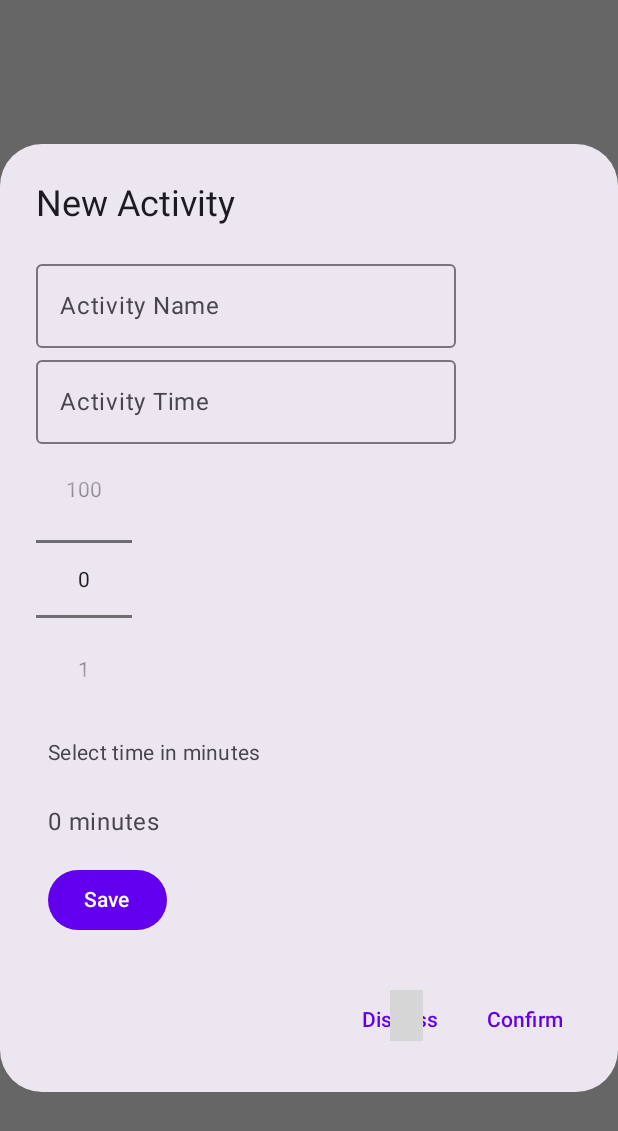
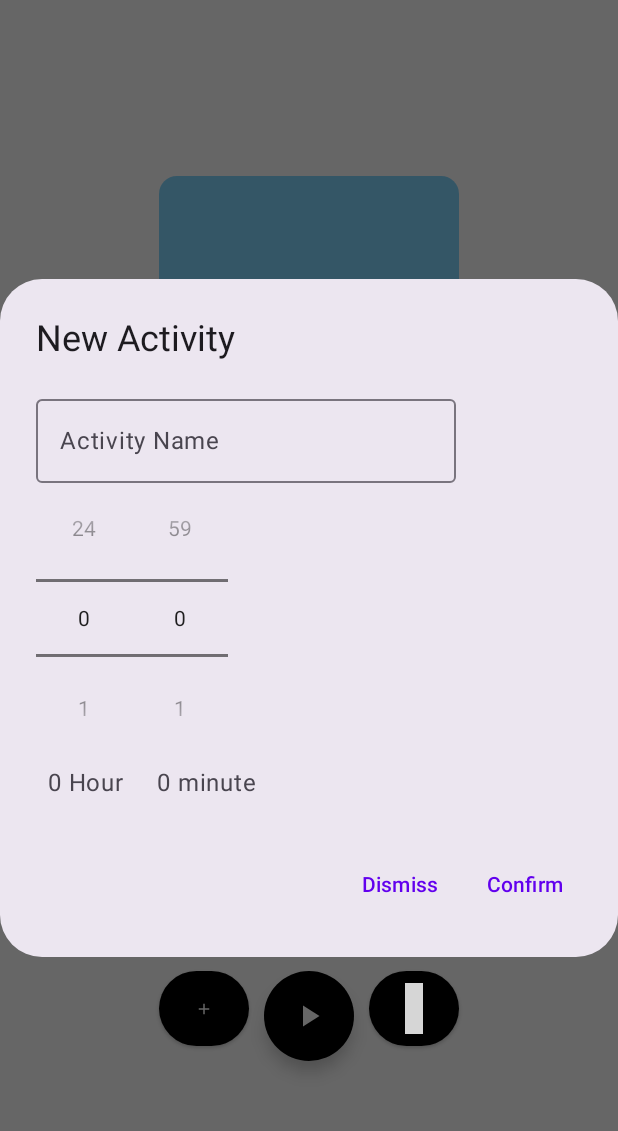
Before and after one commit to rakshith111/Time-Stack, an Android app built with Jetpack Compose: the screen it shows after launch (MainActivity), after a tap on "menu", on a phone screen of 412 x 824 dp. Shown: the top 1131 px of the screen. Run offline under Robolectric (Android 15) with nearby library versions, the phone set to English and light mode, and no system bars; 1 statement that could not run was skipped; grey boxes are pictures that could not be loaded.

Commit message:
Resume and stop the stack and some design changes

```diff
--- a/TimeStackAndroidApp/TimeStackBeta/app/src/main/java/com/example/timestackbeta/ui/AddInputDialogBox.kt
+++ b/TimeStackAndroidApp/TimeStackBeta/app/src/main/java/com/example/timestackbeta/ui/AddInputDialogBox.kt
@@ -9,8 +9,8 @@ import androidx.compose.runtime.*
 fun AddInputDialog(
     onConfirm: () -> Unit,
     onDismiss: () -> Unit,
-    activityName: String, onActivityNameChange: (String) -> Unit,
-    activityTime: String, onActivityTimeChange: (String) -> Unit){
+    activityName: String, onActivityNameChange: (String) -> Unit, onActivityTimeChange: (String) -> Unit){
+    var timeInMilli = "0"
     AlertDialog(
         onDismissRequest = {
             onDismiss()
@@ -25,17 +25,13 @@ fun AddInputDialog(
                     onValueChange = onActivityNameChange,
                     label = { Text("Activity Name") }
                 )
-                OutlinedTextField(
-                    value = activityTime,
-                    onValueChange = onActivityTimeChange,
-                    label = { Text("Activity Time") }
-                )
-                TimePicker(onTimeSelected = { println("d") })
+                TimePicker(onTimeSelected = { timeInMilli = it.toString()})
             }
         },
         confirmButton = {
             TextButton(
                 onClick = {
+                    onActivityTimeChange(timeInMilli)
                     onConfirm()
                 }
             ) {
--- a/TimeStackAndroidApp/TimeStackBeta/app/src/main/java/com/example/timestackbeta/ui/Container.kt
+++ b/TimeStackAndroidApp/TimeStackBeta/app/src/main/java/com/example/timestackbeta/ui/Container.kt
@@ -5,13 +5,19 @@ import AddInputDialog
 import android.content.Context
 import android.util.Log
 import android.widget.Toast
+import androidx.compose.animation.core.animateDpAsState
+import androidx.compose.animation.core.tween
+import androidx.compose.foundation.Image
 import androidx.compose.foundation.background
 import androidx.compose.foundation.layout.*
 import androidx.compose.foundation.lazy.LazyColumn
 import androidx.compose.foundation.lazy.itemsIndexed
+import androidx.compose.foundation.shape.CircleShape
 import androidx.compose.foundation.shape.RoundedCornerShape
 import androidx.compose.material.icons.Icons
 import androidx.compose.material.icons.filled.Add
+import androidx.compose.material.icons.filled.Face
+import androidx.compose.material.icons.filled.PlayArrow
 import androidx.compose.material3.*
 import androidx.compose.ui.Alignment
 import androidx.compose.ui.Modifier
@@ -21,7 +27,11 @@ import androidx.compose.ui.text.font.FontWeight
 import androidx.compose.ui.text.style.TextAlign
 import androidx.compose.ui.unit.dp
 import androidx.compose.runtime.*
+import androidx.compose.ui.graphics.painter.Painter
+import androidx.compose.ui.graphics.vector.ImageVector
+import androidx.compose.ui.res.painterResource
 import androidx.compose.ui.unit.sp
+import com.example.timestackbeta.R
 
 
 @Composable
@@ -31,7 +41,9 @@ fun Container(context:Context) {
     val startTime = remember { mutableStateListOf<Long>() }
     var activityName by remember { mutableStateOf("") }
     var activityTime by remember { mutableStateOf("") }
-    var openDialog by remember { mutableStateOf(false) }
+    var openDialogAdd by remember { mutableStateOf(false) }
+    var openDialogRemove by remember { mutableStateOf(false) }
+    var play by remember { mutableStateOf(false) }
     Box(
         modifier = Modifier
             .background(color = Color.White)
@@ -50,7 +62,7 @@ fun Container(context:Context) {
                         val endTime = System.currentTimeMillis()
                         val elapsedTime = endTime - startTime[index]
                         Log.i("start_time","${index + 1} $elapsedTime elapsed time ${activityNameList.size}")
-                        Loader(elapsedTime, activityTimeList[index])
+                        Loader(elapsedTime, activityTimeList[index], play)
                         Text(
                             item, textAlign = TextAlign.Center,
                             modifier = Modifier.fillMaxWidth(),
@@ -58,7 +70,7 @@ fun Container(context:Context) {
                         )
 
                         Text(
-                            "${activityTimeList[index]}",
+                            "${activityTimeList[index]} milliseconds",
                             textAlign = TextAlign.Center,
                             modifier = Modifier.fillMaxWidth(),
                             fontWeight = FontWeight.Bold
@@ -69,8 +81,8 @@ fun Container(context:Context) {
             Spacer(modifier = Modifier.size(30.dp))
             Row {
                 ElevatedButton(onClick = {
-                    openDialog = true
-                }, Modifier.size(70.dp, 50.dp), colors = ButtonDefaults.buttonColors(Color.Black)) {
+                    openDialogAdd = true
+                }, Modifier.size(60.dp, 50.dp), colors = ButtonDefaults.buttonColors(Color.Black)) {
                     Icon(
                         Icons.Filled.Add, "menu",
                         Modifier.fillMaxSize(),
@@ -78,36 +90,85 @@ fun Container(context:Context) {
                     )
                 }
 
-                Spacer(modifier = Modifier.width(60.dp))
+                Spacer(modifier = Modifier.width(10.dp))
+
+                PlayPauseButton(isPlaying = play) {
+                    play = it
+                }
+                Spacer(modifier = Modifier.width(10.dp))
                 ElevatedButton(onClick = {
-                    openDialog = true
-                }, Modifier.size(70.dp, 50.dp), colors = ButtonDefaults.buttonColors(Color.Black)) {
+                    openDialogRemove = true
+                }, Modifier.size(60.dp, 50.dp), colors = ButtonDefaults.buttonColors(Color.Black)) {
                     Text(
                         text = "-", Modifier.fillMaxHeight(),
                         Color.White,
-                        25.sp,
+                        23.sp,
                         textAlign = TextAlign.Center,
-                        fontWeight = FontWeight.ExtraBold
                     )
                 }
+
+
+            }
+
         }
     }
-    }
-    if (openDialog) {
+    when {
+        openDialogAdd -> {
             AddInputDialog(
                 onConfirm = {
                     Toast.makeText(context, "saved", Toast.LENGTH_SHORT).show()
                     activityNameList.add(activityName)
                     activityTimeList.add(activityTime.toLong())
                     startTime.add(System.currentTimeMillis())
-                for (i in startTime){
+                    startTime.forEach { i ->
                         Log.i("start_time", "$i Hello")
                     }
-                openDialog = false
+                    openDialogAdd = false
                 },
-            onDismiss = { openDialog = false },
-            activityName = activityName, onActivityNameChange = { activityName = it },
-            activityTime = activityTime, onActivityTimeChange = { activityTime = it }
+                onDismiss = { openDialogAdd = false },
+                activityName = activityName,
+                onActivityNameChange = { activityName = it },
+                onActivityTimeChange = { activityTime = it }
+            )
+        }
+        openDialogRemove -> {
+            AddInputDialog(
+                onConfirm = {
+                    Toast.makeText(context, "saved", Toast.LENGTH_SHORT).show()
+                    activityNameList.removeLast()
+                    activityTimeList.removeLast()
+                    startTime.removeLast()
+                    startTime.forEach { i ->
+                        Log.i("start_time", "$i Hello remove")
+                    }
+                    openDialogRemove = false
+                },
+                onDismiss = { openDialogRemove = false },
+                activityName = activityName,
+                onActivityNameChange = { activityName = it },
+                onActivityTimeChange = { activityTime = it }
             )
         }
     }
+}
+@Composable
+fun PlayPauseButton(
+    isPlaying: Boolean,
+    onClick: (Boolean) -> Unit
+) {
+    FloatingActionButton(onClick = {
+        onClick(!isPlaying)},
+        shape = CircleShape,
+        containerColor = Color.Black,
+        modifier = Modifier.size(60.dp)) {
+        if(isPlaying){
+            Icon(painter = painterResource(id = R.drawable.baseline_stop_24),
+                contentDescription = "Stop", tint = Color.White)
+
+        } else{
+            Icon(imageVector = Icons.Filled.PlayArrow,
+                contentDescription = "Play",
+                tint = Color.White)
+        }
+    }
+}
--- a/TimeStackAndroidApp/TimeStackBeta/app/src/main/java/com/example/timestackbeta/ui/NumberPicker.kt
+++ b/TimeStackAndroidApp/TimeStackBeta/app/src/main/java/com/example/timestackbeta/ui/NumberPicker.kt
@@ -1,6 +1,5 @@
 import android.widget.NumberPicker
 import androidx.compose.foundation.layout.*
-import androidx.compose.material3.Button
 import androidx.compose.material3.MaterialTheme
 import androidx.compose.material3.Text
 import androidx.compose.runtime.*
@@ -10,35 +9,40 @@ import androidx.compose.ui.viewinterop.AndroidView
 
 @Composable
 fun TimePicker(onTimeSelected: (Int) -> Unit) {
-    var selectedTime by remember { mutableStateOf(0) }
+    var selectedTimeHours by remember { mutableStateOf(0) }
+    var selectedTimeMinutes by remember { mutableStateOf(0) }
+    Row{
         AndroidView(factory = { context ->
             NumberPicker(context).apply {
                 minValue = 0
-            maxValue = 100
+                maxValue = 24
                 setOnValueChangedListener { _, _, newVal ->
-                selectedTime = newVal
+                    selectedTimeHours = newVal
                 }
             }
         })
 
+        AndroidView(factory = { context ->
+            NumberPicker(context).apply {
+                minValue = 0
+                maxValue = 59
+                setOnValueChangedListener { _, _, newVal ->
+                    selectedTimeMinutes = newVal
+                }
+            }
+        })
+    }
+
+
     Column(modifier = Modifier.fillMaxWidth()) {
+        Row{
             Text(
-            text = "Select time in minutes",
-            style = MaterialTheme.typography.bodyMedium,
-            modifier = Modifier.padding(vertical = 16.dp, horizontal = 8.dp)
-        )
-
-        Text(
-            text = "$selectedTime minutes",
+                text = "$selectedTimeHours Hour     $selectedTimeMinutes minute",
                 style = MaterialTheme.typography.bodyLarge,
                 modifier = Modifier.padding(vertical = 8.dp, horizontal = 8.dp)
             )
+        }
 
-        Button(
-            onClick = { onTimeSelected(selectedTime) },
-            modifier = Modifier.padding(8.dp)
-        ) {
-            Text(text = "Save")
+        onTimeSelected(((selectedTimeHours * 60 * 60 * 1000) + (selectedTimeMinutes * 60 * 1000)))
     }
 }
-}
--- /dev/null
+++ b/TimeStackAndroidApp/TimeStackBeta/app/src/main/res/drawable/baseline_stop_24.xml
@@ -0,0 +1,5 @@
+<vector android:height="24dp" android:tint="#000000"
+    android:viewportHeight="24" android:viewportWidth="24"
+    android:width="24dp" xmlns:android="http://schemas.android.com/apk/res/android">
+    <path android:fillColor="@android:color/white" android:pathData="M6,6h12v12H6z"/>
+</vector>
```
Also changed, not shown: TimeStackAndroidApp/TimeStackBeta/app/src/main/java/com/example/timestackbeta/ui/StackDesign.kt (+5 -4 lines). Lines whose indentation alone changed are shown as unchanged.
